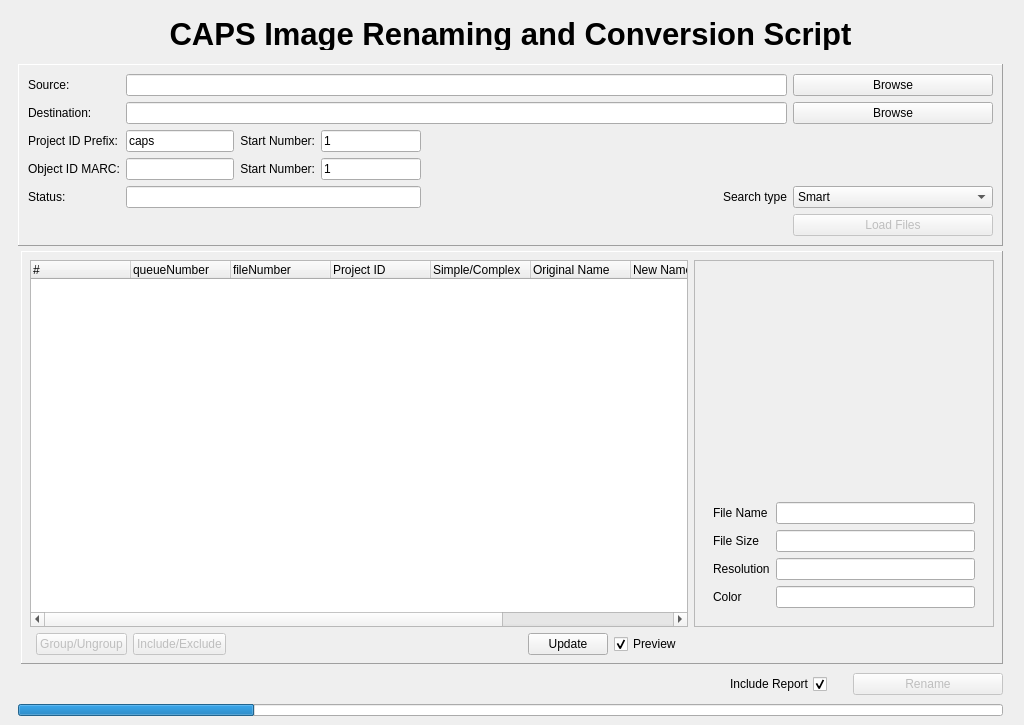
Above: rename_files/gui_datafiles/rename.ui from carevealed/image_rename_and_convert before the change. Below: the same form after it.
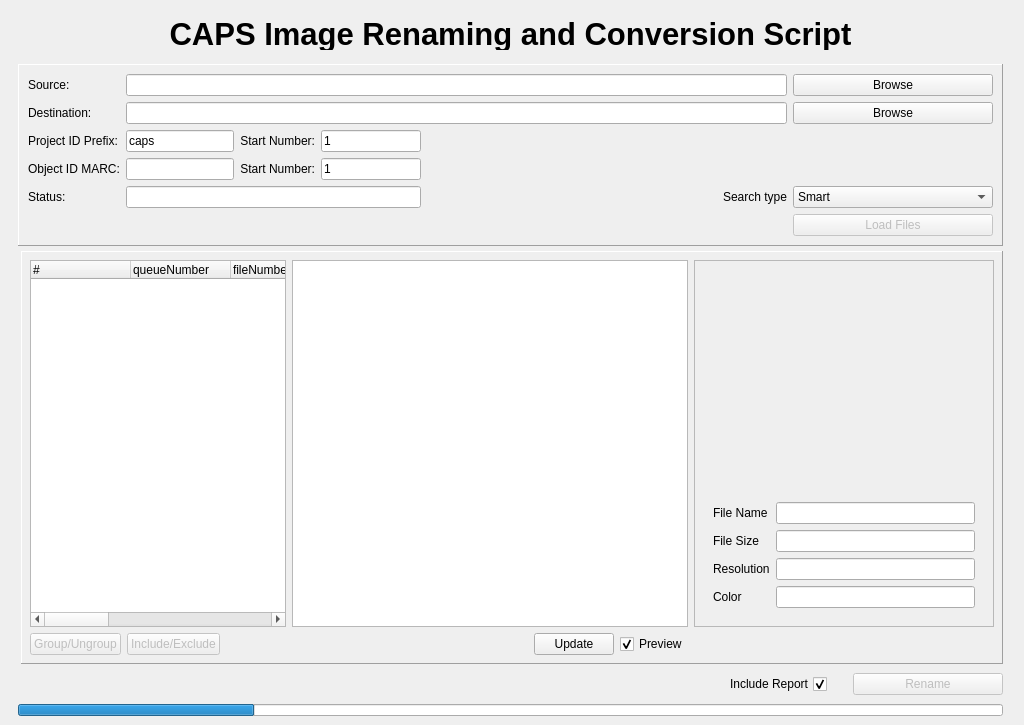
That is the form after the change.

Commit message: started to rebuild the data model for handling complex objects

The edit to the form file:
```diff
--- a/rename_files/gui_datafiles/rename.ui
+++ b/rename_files/gui_datafiles/rename.ui
@@ -470,7 +470,7 @@
             <property name="margin">
              <number>8</number>
             </property>
-            <item row="0" column="0" colspan="8">
+            <item row="0" column="1" colspan="8">
              <widget class="QFrame" name="frame_4">
               <property name="frameShape">
                <enum>QFrame::NoFrame</enum>
@@ -482,20 +482,7 @@
                <property name="margin">
                 <number>0</number>
                </property>
-               <item row="1" column="3">
-                <spacer name="horizontalSpacer_4">
-                 <property name="orientation">
-                  <enum>Qt::Horizontal</enum>
-                 </property>
-                 <property name="sizeHint" stdset="0">
-                  <size>
-                   <width>40</width>
-                   <height>20</height>
-                  </size>
-                 </property>
-                </spacer>
-               </item>
-               <item row="1" column="1">
+               <item row="3" column="1">
                 <widget class="QPushButton" name="pushButton_group">
                  <property name="enabled">
                   <bool>false</bool>
@@ -511,7 +498,7 @@
                  </property>
                 </widget>
                </item>
-               <item row="1" column="2">
+               <item row="3" column="2">
                 <widget class="QPushButton" name="pushButton_include">
                  <property name="enabled">
                   <bool>false</bool>
@@ -521,14 +508,14 @@
                  </property>
                 </widget>
                </item>
-               <item row="1" column="5">
+               <item row="3" column="5">
                 <widget class="QPushButton" name="pushButton_update">
                  <property name="text">
                   <string>Update</string>
                  </property>
                 </widget>
                </item>
-               <item row="1" column="6">
+               <item row="3" column="6">
                 <widget class="QCheckBox" name="checkBox_preview">
                  <property name="maximumSize">
                   <size>
@@ -544,68 +531,7 @@
                  </property>
                 </widget>
                </item>
-               <item row="0" column="0" colspan="8">
-                <widget class="QTreeWidget" name="tree_files">
-                 <property name="sizePolicy">
-                  <sizepolicy hsizetype="Minimum" vsizetype="Expanding">
-                   <horstretch>0</horstretch>
-                   <verstretch>0</verstretch>
-                  </sizepolicy>
-                 </property>
-                 <property name="selectionMode">
-                  <enum>QAbstractItemView::ExtendedSelection</enum>
-                 </property>
-                 <attribute name="headerVisible">
-                  <bool>true</bool>
-                 </attribute>
-                 <column>
-                  <property name="text">
-                   <string>#</string>
-                  </property>
-                 </column>
-                 <column>
-                  <property name="text">
-                   <string>queueNumber</string>
-                  </property>
-                 </column>
-                 <column>
-                  <property name="text">
-                   <string>fileNumber</string>
-                  </property>
-                 </column>
-                 <column>
-                  <property name="text">
-                   <string>Project ID</string>
-                  </property>
-                 </column>
-                 <column>
-                  <property name="text">
-                   <string>Simple/Complex</string>
-                  </property>
-                 </column>
-                 <column>
-                  <property name="text">
-                   <string>Original Name</string>
-                  </property>
-                 </column>
-                 <column>
-                  <property name="text">
-                   <string>New Name</string>
-                  </property>
-                 </column>
-                 <column>
-                  <property name="text">
-                   <string>Included/Excluded</string>
-                  </property>
-                 </column>
-                 <column>
-                  <property name="text">
-                   <string>Status</string>
-                  </property>
-                 </column>
-                </widget>
-               </item>
-               <item row="0" column="8">
+               <item row="2" column="8">
                 <widget class="QFrame" name="frame_preview">
                  <property name="sizePolicy">
                   <sizepolicy hsizetype="Minimum" vsizetype="Preferred">
@@ -812,6 +738,87 @@
                  </layout>
                 </widget>
                </item>
+               <item row="3" column="3">
+                <spacer name="horizontalSpacer_4">
+                 <property name="orientation">
+                  <enum>Qt::Horizontal</enum>
+                 </property>
+                 <property name="sizeHint" stdset="0">
+                  <size>
+                   <width>40</width>
+                   <height>20</height>
+                  </size>
+                 </property>
+                </spacer>
+               </item>
+               <item row="2" column="1" colspan="6">
+                <layout class="QHBoxLayout" name="horizontalLayout_5">
+                 <item>
+                  <widget class="QTreeWidget" name="tree_files">
+                   <property name="sizePolicy">
+                    <sizepolicy hsizetype="Minimum" vsizetype="Expanding">
+                     <horstretch>0</horstretch>
+                     <verstretch>0</verstretch>
+                    </sizepolicy>
+                   </property>
+                   <property name="selectionMode">
+                    <enum>QAbstractItemView::ExtendedSelection</enum>
+                   </property>
+                   <attribute name="headerVisible">
+                    <bool>true</bool>
+                   </attribute>
+                   <column>
+                    <property name="text">
+                     <string>#</string>
+                    </property>
+                   </column>
+                   <column>
+                    <property name="text">
+                     <string>queueNumber</string>
+                    </property>
+                   </column>
+                   <column>
+                    <property name="text">
+                     <string>fileNumber</string>
+                    </property>
+                   </column>
+                   <column>
+                    <property name="text">
+                     <string>Project ID</string>
+                    </property>
+                   </column>
+                   <column>
+                    <property name="text">
+                     <string>Simple/Complex</string>
+                    </property>
+                   </column>
+                   <column>
+                    <property name="text">
+                     <string>Original Name</string>
+                    </property>
+                   </column>
+                   <column>
+                    <property name="text">
+                     <string>New Name</string>
+                    </property>
+                   </column>
+                   <column>
+                    <property name="text">
+                     <string>Included/Excluded</string>
+                    </property>
+                   </column>
+                   <column>
+                    <property name="text">
+                     <string>Status</string>
+                    </property>
+                   </column>
+                  </widget>
+                 </item>
+                 <item>
+                  <widget class="QTreeView" name="tree_filesView"/>
+                 </item>
+                </layout>
+               </item>
               </layout>
               <zorder>tree_files</zorder>
               <zorder>pushButton_include</zorder>
```
Left out of the diff: 3 changed lines with no effect on the pictures. The commit also changes 5 other files.
